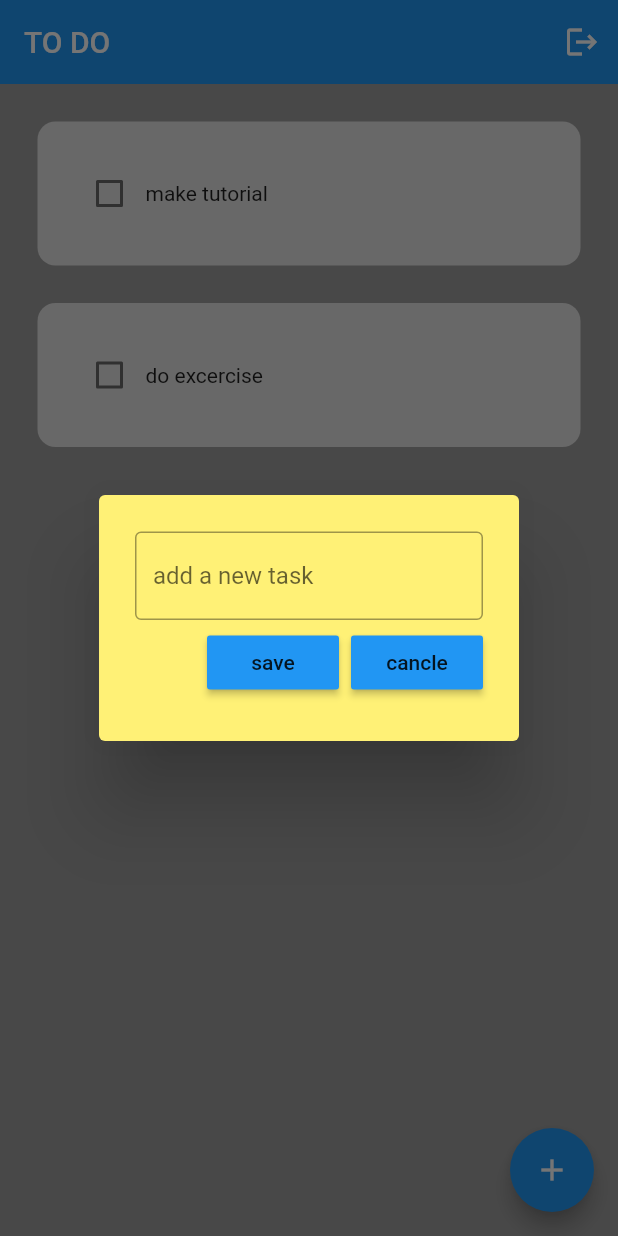
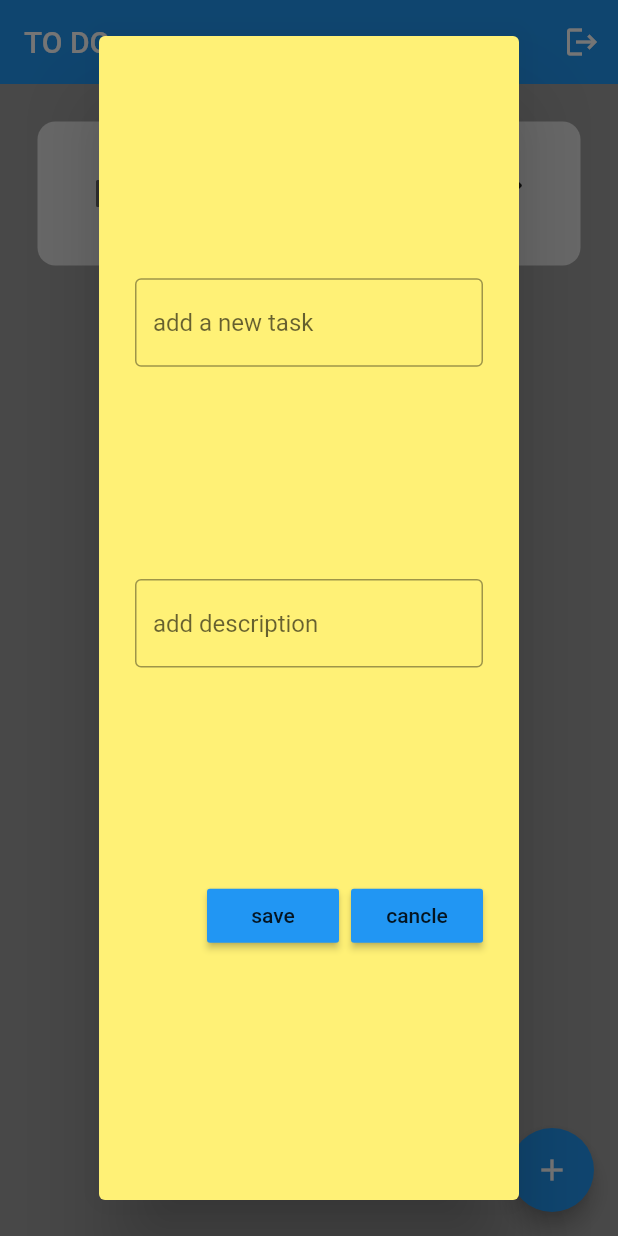
Before and after one commit to dhrm9/SaveYourDay, a Flutter app: the screen it shows once a user with an empty profile is signed in, after a tap on the "add" icon, on a phone screen of 412 x 824 dp. Run offline on Flutter 3.47's test engine with Material 2 defaults, Android fonts, the phone set to English and light mode, and no system bars; drawn by our look-alikes of flutter_slidable; our stand-ins replace firebase_auth, firebase_core, google_sign_in, hive_flutter; accounts and stored records are empty.

Commit message:
added description

```diff
--- a/lib/data/database.dart
+++ b/lib/data/database.dart
@@ -12,8 +12,7 @@ class ToDoDataBase {
    //run this method if app is opening very first time
    void createInitialData() {
     toDoList = [
-      ["make tutorial",false],
-      ["do excercise",false],
+     ["Hello" , "jfaskjfal" , false],
     ];
    }
 
--- a/lib/main.dart
+++ b/lib/main.dart
@@ -14,7 +14,7 @@ void main() async {
   await Hive.initFlutter();
 
   //open a box
-  var box = await Hive.openBox('mybox');
+  await Hive.openBox('mybox');
 
   //run the MYApp
   runApp(const MyApp());
--- a/lib/pages/home_page.dart
+++ b/lib/pages/home_page.dart
@@ -35,13 +35,13 @@ class _HomePageState extends State<HomePage> {
 
    //text controller
    final _controller=TextEditingController();
-
+   final _desciptionController = TextEditingController();
 
 
   //check box was tapped
   void checkBoxChanged(bool? value,int index){
     setState(() {
-      db.toDoList[index][1]=!db.toDoList[index][1];
+      db.toDoList[index][2]=!db.toDoList[index][2];
     });
     db.updateDataBase();
   }
@@ -49,8 +49,9 @@ class _HomePageState extends State<HomePage> {
   //save new task
   void saveNewTask(){
     setState(() {
-      db.toDoList.add([ _controller.text, false]);
+      db.toDoList.add([ _controller.text , _desciptionController.text, false]);
       _controller.clear();
+      _desciptionController.clear();
     });
      Navigator.of(context).pop();
      db.updateDataBase();
@@ -63,6 +64,7 @@ class _HomePageState extends State<HomePage> {
       builder: (context) {
         return DialogBox(
           controller: _controller,
+          descriptionController: _desciptionController,
           onSave: saveNewTask,
           onCancle: () => Navigator.of(context).pop(),
         );
@@ -100,8 +102,9 @@ class _HomePageState extends State<HomePage> {
         itemBuilder: (context, index) {
           return ToDoTile(
             onChanged: (value) => checkBoxChanged(value,index),
-            taskCompleted: db.toDoList[index][1],
+            taskCompleted:  db.toDoList[index][2],
             taskName: db.toDoList[index][0],
+            description: db.toDoList[index][1],
             deleteFunction: (context) => deleteTask(index),
 
           );
--- a/lib/util/dialog_box.dart
+++ b/lib/util/dialog_box.dart
@@ -4,12 +4,14 @@ import 'package:flutter_application_4/util/my_button.dart';
 
 class DialogBox extends StatelessWidget {
   final controller;
+  final descriptionController;
   VoidCallback onSave;
   VoidCallback onCancle;
 
    DialogBox({
     super.key,
     required this.controller,
+    required this.descriptionController,
     required this.onCancle,
     required this.onSave,
     });
@@ -19,16 +21,22 @@ class DialogBox extends StatelessWidget {
     return AlertDialog(
       backgroundColor: Colors.yellow[300],
       content: Container(
-        height: 120,
         child: Column(
           mainAxisAlignment: MainAxisAlignment.spaceEvenly,
           children: [
           //get user input
           TextField(
               controller: controller,
-              decoration: InputDecoration(
+              decoration: const InputDecoration(
               border: OutlineInputBorder(),
               hintText: "add a new task",
+              ),
+          ),
+          TextField(
+              controller: descriptionController,
+              decoration: const InputDecoration(
+              border: OutlineInputBorder(),
+              hintText: "add description",
               ),
           ),
 
--- a/lib/util/todo_tile.dart
+++ b/lib/util/todo_tile.dart
@@ -1,30 +1,38 @@
 import 'package:flutter/material.dart';
 import 'package:flutter_slidable/flutter_slidable.dart';
 
-class ToDoTile extends StatelessWidget {
+class ToDoTile extends StatefulWidget {
   final String taskName;
   final bool taskCompleted;
+  final String description;
+
   Function(bool?)? onChanged;
   Function(BuildContext)? deleteFunction;
+  // add this line
 
   ToDoTile({
-    super.key,
     required this.onChanged,
     required this.taskCompleted,
+    required this.description,
     required this.taskName,
     required this.deleteFunction,
   });
 
   @override
+  State<ToDoTile> createState() => _ToDoTileState();
+}
+
+class _ToDoTileState extends State<ToDoTile> {
+  @override
   Widget build(BuildContext context) {
     return Padding(
-      padding: const EdgeInsets.only(left: 25.0,right: 25,top: 25),
+      padding: const EdgeInsets.only(left: 25.0, right: 25, top: 25),
       child: Slidable(
         endActionPane: ActionPane(
           motion: StretchMotion(),
           children: [
             SlidableAction(
-              onPressed: deleteFunction,
+              onPressed: widget.deleteFunction,
               icon: Icons.delete,
               backgroundColor: Colors.red.shade300,
               borderRadius: BorderRadius.circular(12),
@@ -38,21 +46,46 @@ class ToDoTile extends StatelessWidget {
             borderRadius: BorderRadius.circular(12),
           ),
           child: Row(
+            mainAxisAlignment: MainAxisAlignment.spaceBetween,
             children: [
-              //checkbox
+              // Checkbox and task information
+              Row(
+                children: [
                   Checkbox(
-                value: taskCompleted,
-                onChanged:onChanged,
+                    value: widget.taskCompleted,
+                    onChanged: widget.onChanged,
                     activeColor: Colors.black,
-
                   ),
-              //task name
+                  Column(
+                    crossAxisAlignment: CrossAxisAlignment.start,
+                    children: [
+                      //task details
                       Text(
-                taskName,
+                        widget.taskName,
                         style: TextStyle(
-                  decoration:taskCompleted
+                          fontWeight: FontWeight.bold,
+                          fontSize: 20,
+                          decoration: widget.taskCompleted
                               ? TextDecoration.lineThrough
-                  :TextDecoration.none),
+                              : TextDecoration.none,
+                        ),
+                      ),
+                      //Description details
+                      Text(
+                        widget.description,
+                        style: TextStyle(
+                          decoration: widget.taskCompleted
+                              ? TextDecoration.lineThrough
+                              : TextDecoration.none,
+                        ),
+                      ),
+                    ],
+                  ),
+                ],
+              ),
+              // Edit button
+              GestureDetector(
+                child: IconButton(icon: Icon(Icons.edit), onPressed: () {}),
               ),
             ],
           ),
```
Also changed, not shown: 1 other file. Lines whose indentation alone changed are shown as unchanged.
